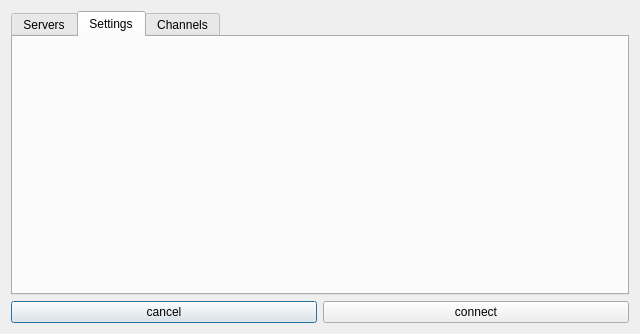
netpipe/cannachat, file servers.ui: the form before one commit.
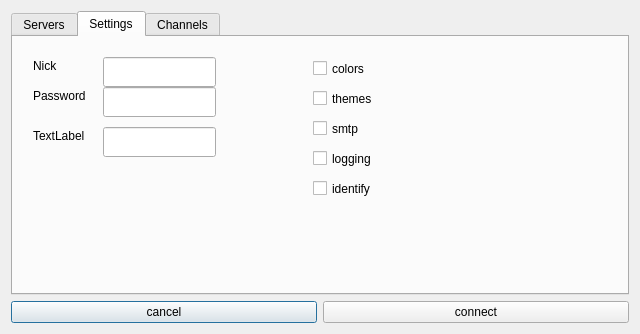
The form after the commit. The open tabs and pages were chosen to show the change.

What changed in the file:
```diff
--- a/servers.ui
+++ b/servers.ui
@@ -79,6 +79,140 @@
       <attribute name="title">
        <string>Settings</string>
       </attribute>
+      <widget class="QLineEdit" name="lineEdit_3">
+       <property name="geometry">
+        <rect>
+         <x>90</x>
+         <y>20</y>
+         <width>113</width>
+         <height>30</height>
+        </rect>
+       </property>
+      </widget>
+      <widget class="QLabel" name="label_3">
+       <property name="geometry">
+        <rect>
+         <x>20</x>
+         <y>20</y>
+         <width>58</width>
+         <height>18</height>
+        </rect>
+       </property>
+       <property name="text">
+        <string>Nick</string>
+       </property>
+      </widget>
+      <widget class="QCheckBox" name="checkBox">
+       <property name="geometry">
+        <rect>
+         <x>300</x>
+         <y>20</y>
+         <width>91</width>
+         <height>23</height>
+        </rect>
+       </property>
+       <property name="text">
+        <string>colors</string>
+       </property>
+      </widget>
+      <widget class="QCheckBox" name="checkBox_2">
+       <property name="geometry">
+        <rect>
+         <x>300</x>
+         <y>50</y>
+         <width>91</width>
+         <height>23</height>
+        </rect>
+       </property>
+       <property name="text">
+        <string>themes</string>
+       </property>
+      </widget>
+      <widget class="QCheckBox" name="checkBox_3">
+       <property name="geometry">
+        <rect>
+         <x>300</x>
+         <y>80</y>
+         <width>91</width>
+         <height>23</height>
+        </rect>
+       </property>
+       <property name="text">
+        <string>smtp</string>
+       </property>
+      </widget>
+      <widget class="QCheckBox" name="checkBox_4">
+       <property name="geometry">
+        <rect>
+         <x>300</x>
+         <y>110</y>
+         <width>91</width>
+         <height>23</height>
+        </rect>
+       </property>
+       <property name="text">
+        <string>logging</string>
+       </property>
+      </widget>
+      <widget class="QLineEdit" name="lineEdit_4">
+       <property name="geometry">
+        <rect>
+         <x>90</x>
+         <y>50</y>
+         <width>113</width>
+         <height>30</height>
+        </rect>
+       </property>
+      </widget>
+      <widget class="QLabel" name="label_4">
+       <property name="geometry">
+        <rect>
+         <x>20</x>
+         <y>50</y>
+         <width>58</width>
+         <height>18</height>
+        </rect>
+       </property>
+       <property name="text">
+        <string>Password</string>
+       </property>
+      </widget>
+      <widget class="QLineEdit" name="lineEdit_5">
+       <property name="geometry">
+        <rect>
+         <x>90</x>
+         <y>90</y>
+         <width>113</width>
+         <height>30</height>
+        </rect>
+       </property>
+      </widget>
+      <widget class="QLabel" name="label_5">
+       <property name="geometry">
+        <rect>
+         <x>20</x>
+         <y>90</y>
+         <width>58</width>
+         <height>18</height>
+        </rect>
+       </property>
+       <property name="text">
+        <string>TextLabel</string>
+       </property>
+      </widget>
+      <widget class="QCheckBox" name="checkBox_5">
+       <property name="geometry">
+        <rect>
+         <x>300</x>
+         <y>140</y>
+         <width>91</width>
+         <height>23</height>
+        </rect>
+       </property>
+       <property name="text">
+        <string>identify</string>
+       </property>
+      </widget>
      </widget>
      <widget class="QWidget" name="tab_3">
       <attribute name="title">
```
Left out of the diff: 49 changed lines with no effect on the pictures.
